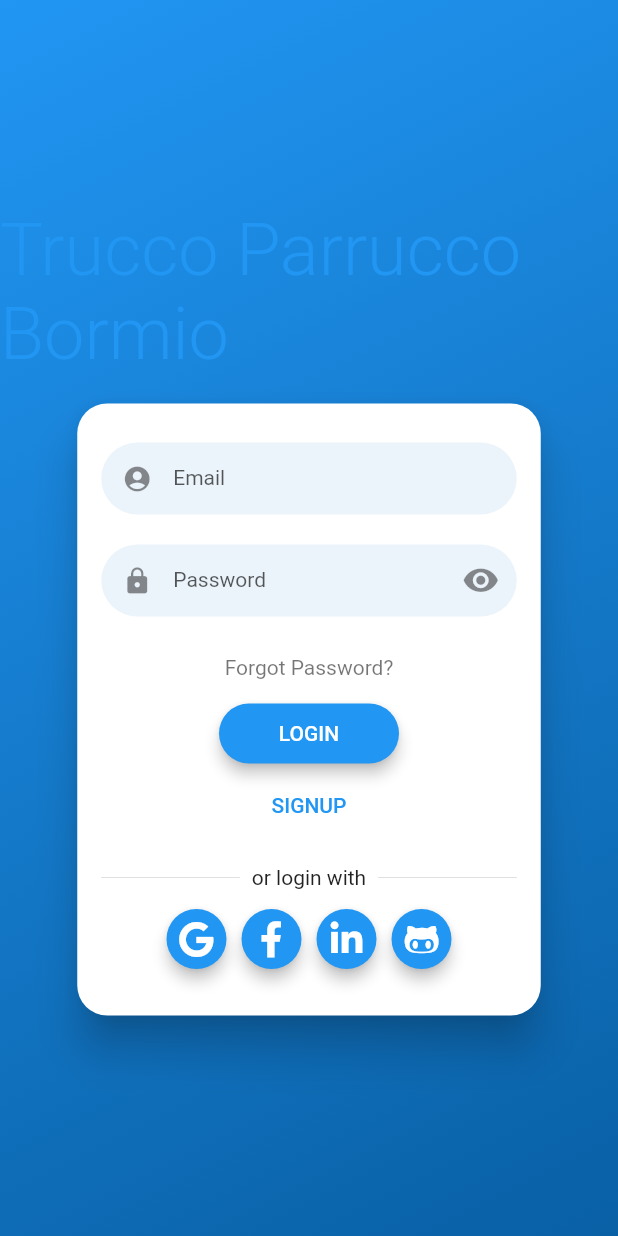
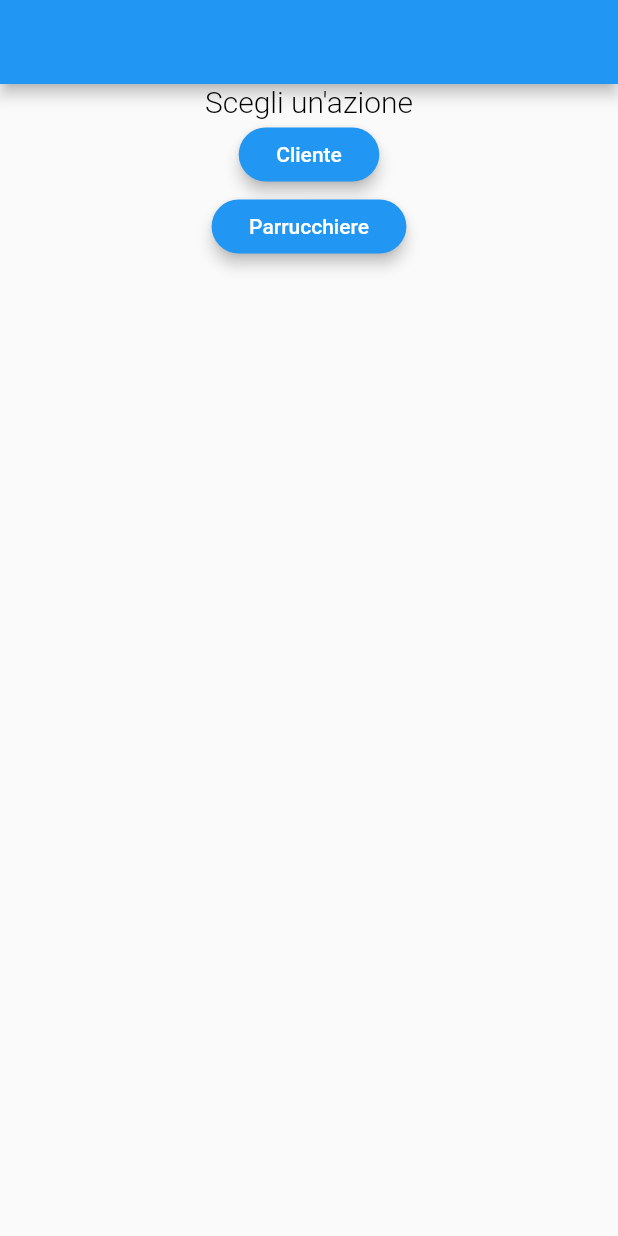
Before and after one commit to VinciGit00/SoftwareEngProject, a Flutter app: the screen it shows after launch, on a phone screen of 412 x 824 dp. Run offline on Flutter 3.47's test engine with Material 2 defaults, Android fonts, the light colour scheme and no system bars; drawn by our look-alikes of flutter_login; our stand-ins replace font_awesome_flutter, sqflite, url_launcher_web; missing offline and left inert: dart:html, test; accounts and stored records are empty.

Commit message:
changed project plan

```diff
--- /dev/null
+++ b/Code/Experiments/truccoparrucco/lib/components/Chosen.dart
@@ -0,0 +1,62 @@
+import 'package:flutter/material.dart';
+
+class Chosen extends StatefulWidget {
+  Chosen({Key? key}) : super(key: key);
+
+  @override
+  _ChosenState createState() => _ChosenState();
+}
+
+class _ChosenState extends State<Chosen> {
+  void onPressed() {
+    print("Pressed");
+  }
+
+  @override
+  Widget build(BuildContext context) {
+    return Scaffold(
+      appBar: AppBar(),
+      body: Column(
+          //mainAxisAlignment: MainAxisAlignment.center,
+
+          crossAxisAlignment: CrossAxisAlignment.center,
+          children: [
+            Container(
+              alignment: Alignment.center,
+              child: Text(
+                "Scegli un'azione",
+                style: TextStyle(
+                  color: Colors.black,
+                  fontSize: 20.0,
+                  fontWeight: FontWeight.w300,
+                ),
+              ),
+            ),
+            RaisedButton(
+              padding: EdgeInsets.symmetric(vertical: 8, horizontal: 25),
+              child: Text(
+                "Cliente",
+                style: TextStyle(color: Colors.white),
+              ),
+              color: Colors.blue,
+              shape: RoundedRectangleBorder(
+                  borderRadius: BorderRadius.all(Radius.circular(30.0))),
+              elevation: 4.0,
+              onPressed: onPressed,
+            ),
+            RaisedButton(
+              padding: EdgeInsets.symmetric(vertical: 8, horizontal: 25),
+              child: Text(
+                "Parrucchiere",
+                style: TextStyle(color: Colors.white),
+              ),
+              color: Colors.blue,
+              shape: RoundedRectangleBorder(
+                  borderRadius: BorderRadius.all(Radius.circular(30.0))),
+              elevation: 4.0,
+              onPressed: onPressed,
+            )
+          ]),
+    );
+  }
+}
--- a/Code/Experiments/truccoparrucco/lib/components/Login.dart
+++ b/Code/Experiments/truccoparrucco/lib/components/Login.dart
@@ -2,6 +2,7 @@ import 'package:flutter_login/flutter_login.dart';
 import 'package:flutter/material.dart';
 import 'package:font_awesome_flutter/font_awesome_flutter.dart';
 import 'package:truccoparrucco/components/TravelApp.dart';
+import 'package:truccoparrucco/components/Chosen.dart';
 
 const users = const {
   'dribbble@gmail.com': '12345',
@@ -94,7 +95,7 @@ class LoginScreen extends StatelessWidget {
       ],
       onSubmitAnimationCompleted: () {
         Navigator.of(context).pushReplacement(MaterialPageRoute(
-          builder: (context) => TravelApp(),
+          builder: (context) => Chosen(),
         ));
       },
       onRecoverPassword: _recoverPassword,
--- a/Code/Experiments/truccoparrucco/lib/components/NextPage.dart
+++ b/Code/Experiments/truccoparrucco/lib/components/NextPage.dart
@@ -74,7 +74,7 @@ class _nextPageState extends State<nextPage> {
         RaisedButton(
           padding: EdgeInsets.symmetric(vertical: 8, horizontal: 25),
           child: Text(
-            "My raised button",
+            "Esegui richiesta",
             style: TextStyle(color: Colors.white),
           ),
           color: Colors.blue.shade300,
--- a/Code/Experiments/truccoparrucco/lib/components/travelcard.dart
+++ b/Code/Experiments/truccoparrucco/lib/components/travelcard.dart
@@ -57,7 +57,7 @@ class _TravelCardState extends State<TravelCard> {
                     for (var i = 0; i < widget.rating; i++)
                       Icon(
                         Icons.star,
-                        color: Colors.blue.shade300,
+                        color: Colors.blue,
                       ),
                   ],
                 ),
@@ -69,7 +69,7 @@ class _TravelCardState extends State<TravelCard> {
                       Text(
                         widget.HotelName,
                         style: TextStyle(
-                          color: Colors.blue.shade300,
+                          color: Colors.blue,
                           fontSize: 22.0,
                           fontWeight: FontWeight.w800,
                         ),
@@ -80,7 +80,7 @@ class _TravelCardState extends State<TravelCard> {
                       Text(
                         widget.location,
                         style: TextStyle(
-                          color: Colors.blue.shade300,
+                          color: Colors.blue,
                           fontSize: 20.0,
                           fontWeight: FontWeight.w600,
                         ),
--- a/Code/Experiments/truccoparrucco/lib/main.dart
+++ b/Code/Experiments/truccoparrucco/lib/main.dart
@@ -3,14 +3,16 @@ import 'components/Login.dart';
 import 'components/Gestore.dart';
 import 'components/TravelApp.dart';
 import 'components/PrenotazioniCliente.dart';
+import 'components/Chosen.dart';
 
 void main() {
   runApp(MaterialApp(
     debugShowCheckedModeBanner: false,
+    home: Chosen(),
     //home: PrenotazioneCliente(),
     //home: TravelApp(),
     //home: PagGestore(),
-    home: LoginScreen(),
+    //home: LoginScreen(),
     //home: nextPage(),
     //home: Registrazione(),
   ));
```
Also changed, not shown: Code/Experiments/truccoparrucco/lib/components/Registrazione.dart (+6 -6 lines), 16 other files.
